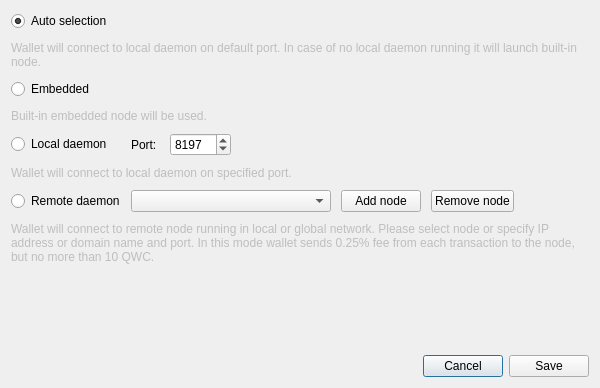
First picture: the form in src/gui/ui/connectionsettingsdialog.ui, repository exploshot/fork_qwertycoin-gui, before the edit.
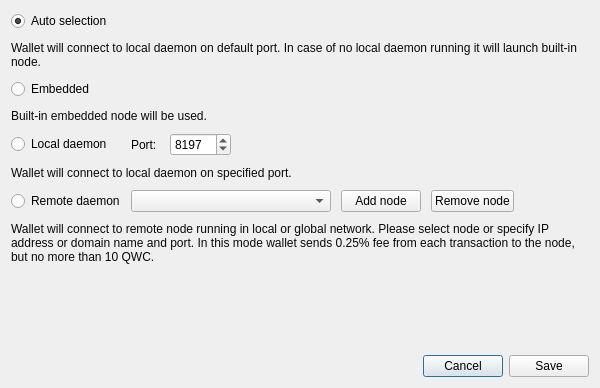
Second picture: the form after the edit. Icons and pictures are not drawn.

Patch:
```diff
--- a/src/gui/ui/connectionsettingsdialog.ui
+++ b/src/gui/ui/connectionsettingsdialog.ui
@@ -75,7 +75,7 @@
         <bool>false</bool>
        </property>
        <property name="text">
-        <string>Wallet will connect to local daemon on default port. In case of no local daemon running it will launch built-in node.</string>
+        <string>&lt;span style=&quot;color:#080808&quot;&gt;Wallet will connect to local daemon on default port. In case of no local daemon running it will launch built-in node.&lt;/span&gt;</string>
        </property>
        <property name="wordWrap">
         <bool>true</bool>
@@ -95,7 +95,7 @@
         <bool>false</bool>
        </property>
        <property name="text">
-        <string>Built-in embedded node will be used.</string>
+        <string>&lt;span style=&quot;color:#080808&quot;&gt;Built-in embedded node will be used.&lt;/span&gt;</string>
        </property>
        <property name="wordWrap">
         <bool>true</bool>
@@ -158,7 +158,7 @@
         <bool>false</bool>
        </property>
        <property name="text">
-        <string>Wallet will connect to local daemon on specified port.</string>
+        <string>&lt;span style=&quot;color:#080808&quot;&gt;Wallet will connect to local daemon on specified port.&lt;/span&gt;</string>
        </property>
        <property name="wordWrap">
         <bool>true</bool>
@@ -248,7 +248,7 @@
         </size>
        </property>
        <property name="text">
-        <string>Wallet will connect to remote node running in local or global network. Please select node or specify IP address or domain name and port. In this mode wallet sends 0.25% fee from each transaction to the node, but no more than 10 QWC.</string>
+        <string>&lt;span style=&quot;color:#080808&quot;&gt;Wallet will connect to remote node running in local or global network. Please select node or specify IP address or domain name and port. In this mode wallet sends 0.25% fee from each transaction to the node, but no more than 10 QWC.&lt;/span&gt;</string>
        </property>
        <property name="wordWrap">
         <bool>true</bool>
```
